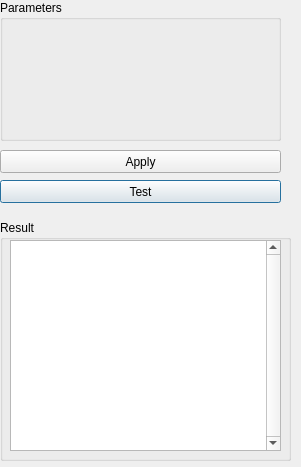
This is source/Goldenberry/widgets/Optimization/GbUmdaWidget.ui in narg95/goldenberry as Qt 5 draws it before an edit. The edited form follows.
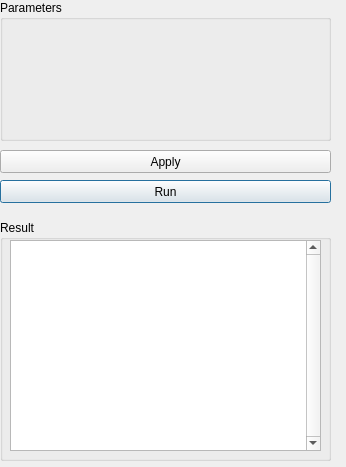
This is the edited form.

Commit message: widgets caption changed.  Test to Run

```diff
--- a/source/Goldenberry/widgets/Optimization/GbUmdaWidget.ui
+++ b/source/Goldenberry/widgets/Optimization/GbUmdaWidget.ui
@@ -10,7 +10,7 @@
    <rect>
     <x>0</x>
     <y>0</y>
-    <width>301</width>
+    <width>346</width>
     <height>467</height>
    </rect>
   </property>
@@ -22,7 +22,7 @@
     <rect>
      <x>0</x>
      <y>0</y>
-     <width>281</width>
+     <width>331</width>
      <height>141</height>
     </rect>
    </property>
@@ -41,7 +41,7 @@
     <rect>
      <x>0</x>
      <y>220</y>
-     <width>291</width>
+     <width>331</width>
      <height>241</height>
     </rect>
    </property>
@@ -53,7 +53,7 @@
      <rect>
       <x>10</x>
       <y>20</y>
-      <width>271</width>
+      <width>311</width>
       <height>211</height>
      </rect>
     </property>
@@ -67,12 +67,12 @@
     <rect>
      <x>0</x>
      <y>180</y>
-     <width>281</width>
+     <width>331</width>
      <height>23</height>
     </rect>
    </property>
    <property name="text">
-    <string>Test</string>
+    <string>Run</string>
    </property>
   </widget>
   <widget class="QPushButton" name="applyButton">
@@ -80,7 +80,7 @@
     <rect>
      <x>0</x>
      <y>150</y>
-     <width>281</width>
+     <width>331</width>
      <height>23</height>
     </rect>
    </property>
```
The commit also changes 16 other files.
